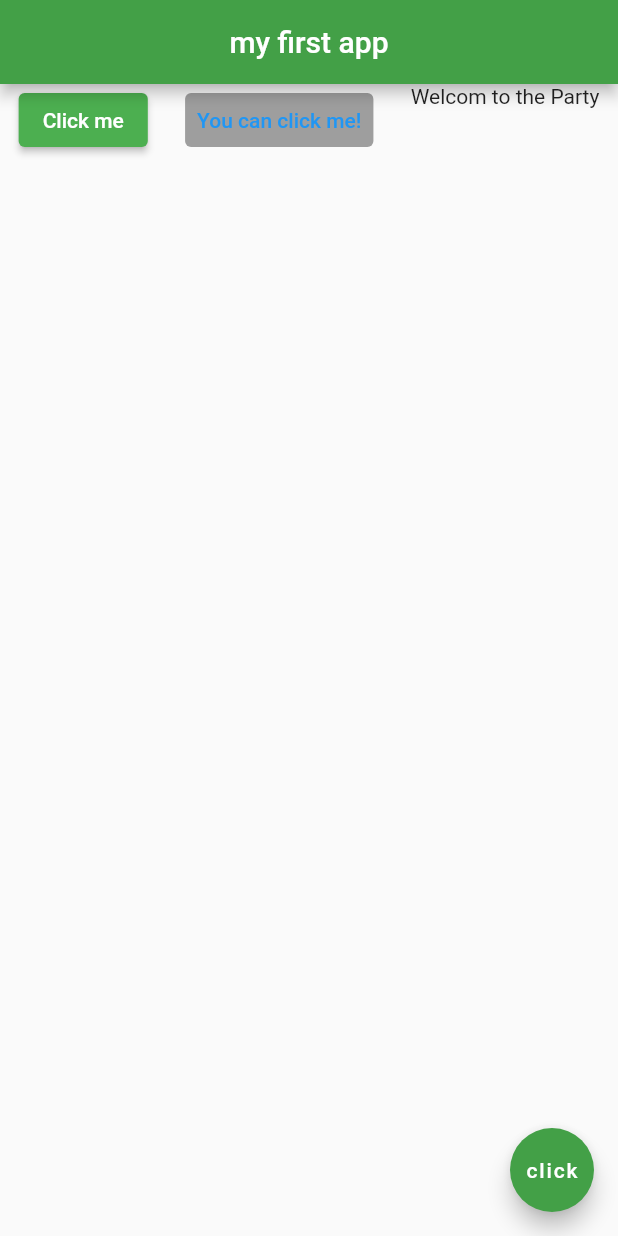
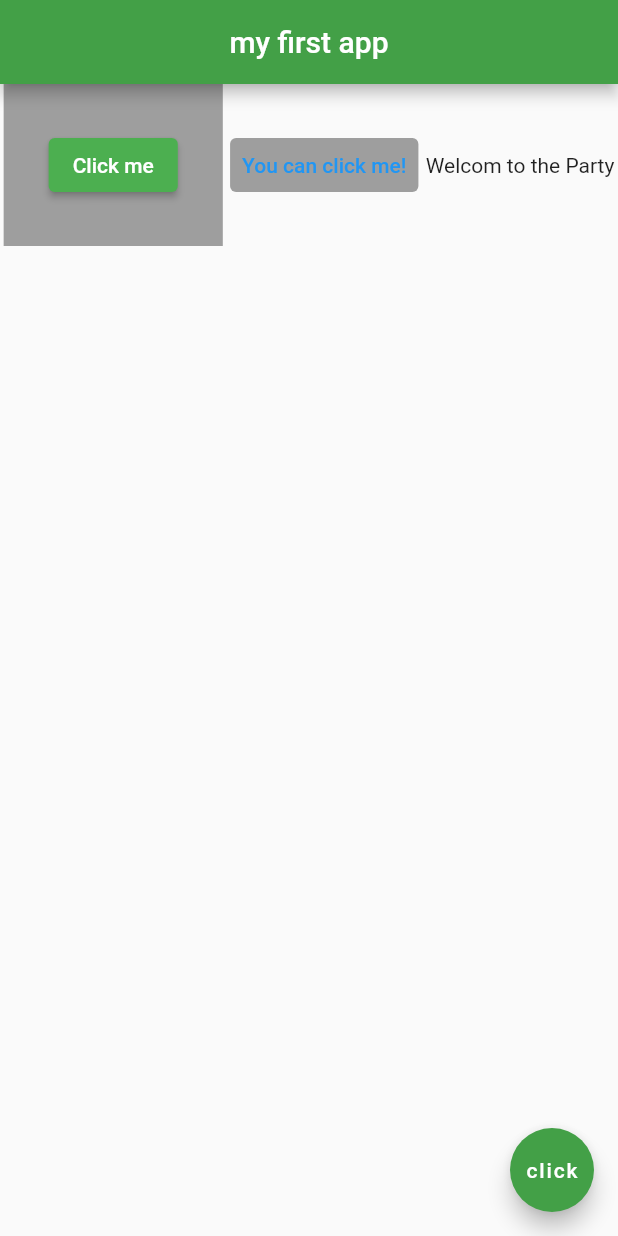
Before and after one commit to PasinduManeka/myapp, a Flutter app: the screen it shows after launch, on a phone screen of 412 x 824 dp. Run offline on Flutter 3.47's test engine with Material 2 defaults, Android fonts, the phone set to English and light mode, and no system bars.

Commit message:
Added padding to the containers

```diff
--- a/lib/main.dart
+++ b/lib/main.dart
@@ -22,9 +22,11 @@ class Home extends StatelessWidget {
       ),
       body: Row(
         mainAxisAlignment: MainAxisAlignment.spaceAround,
-        crossAxisAlignment: CrossAxisAlignment.start,
+        crossAxisAlignment: CrossAxisAlignment.center,
         children: <Widget>[
           Container(
+            color: Colors.grey,
+            padding: EdgeInsets.all(30.0),
             child:ElevatedButton(
               onPressed: (){},
               child: Text('Click me'),
@@ -33,13 +35,11 @@ class Home extends StatelessWidget {
               ),
             )
           ),
-          Container(
-            child: TextButton(
-              onPressed: (){},
-              child: Text('You can click me!'),
-              style: TextButton.styleFrom(
-                backgroundColor: Colors.grey,
-              ),
+          TextButton(
+            onPressed: (){},
+            child: Text('You can click me!'),
+            style: TextButton.styleFrom(
+              backgroundColor: Colors.grey,
             ),
           ),
           Container(
```
